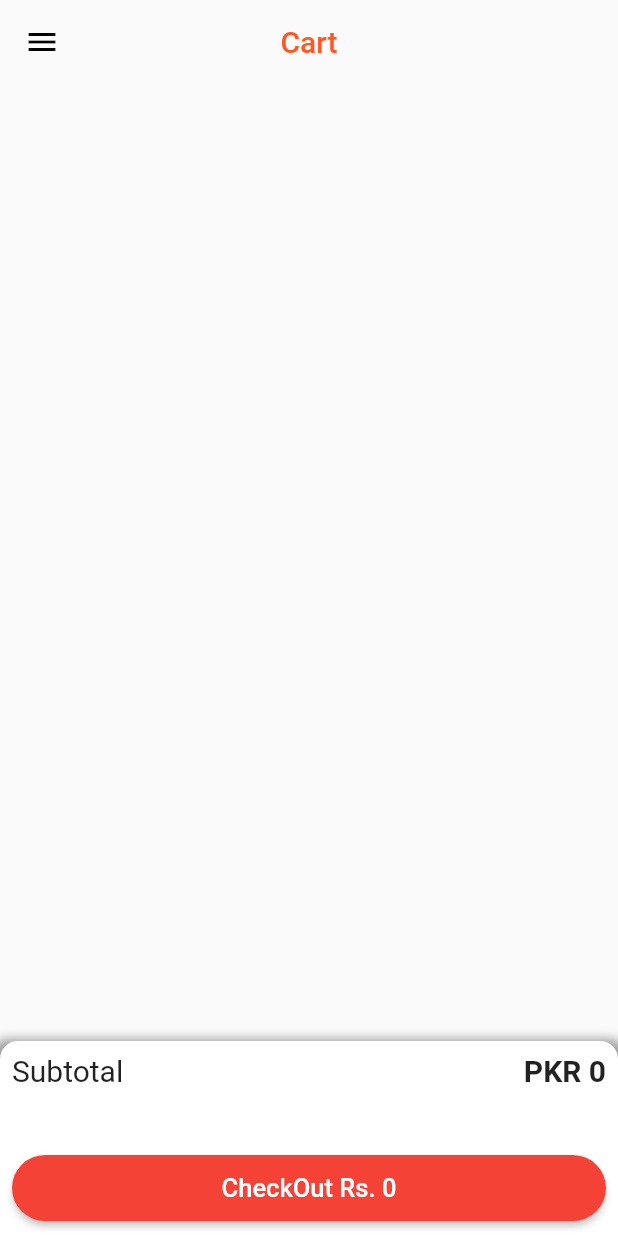
After one commit to aliemranjazib-zz/sahoolatbazar, a Flutter app: the CartPage screen opened directly, on a phone screen of 412 x 824 dp. The commit adds this screen. Run offline on Flutter 3.47's test engine with Material 2 defaults, Android fonts, the phone set to English and light mode, and no system bars; our stand-ins replace cloud_firestore, firebase_auth, firebase_core, firebase_storage, flutter_screenutil, fluttertoast and 2 more; accounts and stored records are empty.

Commit message:
till checkout

```diff
--- /dev/null
+++ b/lib/cart/cart_page.dart
@@ -0,0 +1,211 @@
+import 'package:cloud_firestore/cloud_firestore.dart';
+import 'package:flutter/cupertino.dart';
+import 'package:flutter/material.dart';
+import 'package:get/get.dart';
+import 'package:sahoolar_bazar/checkout/choeckout_page.dart';
+import 'package:sahoolar_bazar/components/mydrawer.dart';
+import 'package:sahoolar_bazar/userpages/profile_page.dart';
+
+class CartPage extends StatefulWidget {
+  @override
+  State<CartPage> createState() => _CartPageState();
+}
+
+class _CartPageState extends State<CartPage> {
+  var totalprice = 0;
+
+  int p = 0;
+
+  CollectionReference db = FirebaseFirestore.instance.collection('cart');
+
+  delete(String id) {
+    db.doc(id).delete().then((value) {
+      Get.snackbar("success", "successfully deleted");
+    });
+  }
+
+  sum() async {
+    await db.get().then((value) {
+      value.docs.forEach((e) {
+        print(e['price']);
+        setState(() {
+          p = e['price'] + p;
+        });
+
+        print(p);
+      });
+    });
+  }
+
+  @override
+  void initState() {
+    // TODO: implement initState
+    super.initState();
+    sum();
+  }
+
+  @override
+  Widget build(BuildContext context) {
+    // print("kkk ${sum()}");
+
+    return Scaffold(
+      drawer: MyDrawer(),
+      appBar: AppBar(
+        centerTitle: true,
+        elevation: 0.0,
+        backgroundColor: Colors.transparent,
+        iconTheme: IconThemeData(
+          color: Colors.black,
+        ),
+        title: Text(
+          "Cart",
+          style: TextStyle(
+            color: Colors.deepOrange,
+          ),
+        ),
+      ),
+      body: Column(
+        children: [
+          Expanded(
+            child: StreamBuilder(
+              stream: FirebaseFirestore.instance.collection('cart').snapshots(),
+              builder: (BuildContext context,
+                  AsyncSnapshot<QuerySnapshot> snapshot) {
+                if (snapshot.hasError) {
+                  return Text("Something went wrong");
+                }
+
+                if (!snapshot.hasData) {
+                  return Center(child: CircularProgressIndicator());
+                }
+                final data = snapshot.data.docs;
+                return ListView.builder(
+                  itemCount: data.length,
+                  itemBuilder: (BuildContext context, int index) {
+                    print(totalprice);
+                    return Dismissible(
+                      key: UniqueKey(),
+                      onDismissed: (v) {
+                        db.doc(data[index].id).delete().then((value) {
+                          setState(() {
+                            p = p - data[index]['price'];
+                          });
+                          Get.snackbar("success", "successfully deleted");
+                        });
+                      },
+                      background: Icon(Icons.delete),
+                      child: Container(
+                        constraints: BoxConstraints(
+                            maxWidth: double.infinity, maxHeight: 150),
+                        child: Card(
+                          child: Row(
+                            children: [
+                              Image.network(
+                                data[index]['image'],
+                                height: 90,
+                                width: 90,
+                              ),
+                              Column(
+                                mainAxisAlignment: MainAxisAlignment.center,
+                                children: [
+                                  Text(
+                                    data[index]['title'],
+                                    style: TextStyle(
+                                      fontSize: 25,
+                                    ),
+                                  ),
+                                  Text(
+                                    "${data[index]['quanity']}",
+                                    style: TextStyle(
+                                      fontSize: 25,
+                                    ),
+                                  ),
+                                  Text(
+                                    "${data[index]['price']}",
+                                    style: TextStyle(
+                                      fontSize: 25,
+                                    ),
+                                  ),
+                                ],
+                              ),
+                            ],
+                          ),
+                        ),
+                      ),
+                    );
+                  },
+                );
+              },
+            ),
+          ),
+          Container(
+            height: 130,
+            decoration: BoxDecoration(
+              color: Colors.white,
+              borderRadius: BorderRadius.only(
+                topLeft: Radius.circular(12),
+                topRight: Radius.circular(12),
+              ),
+              boxShadow: [
+                BoxShadow(
+                  color: Colors.grey,
+                  blurRadius: 5,
+                  spreadRadius: 6,
+                  offset: Offset(0, 5),
+                ),
+              ],
+            ),
+            child: Padding(
+              padding: const EdgeInsets.all(8.0),
+              child: Column(
+                mainAxisAlignment: MainAxisAlignment.spaceBetween,
+                children: [
+                  Row(
+                    mainAxisAlignment: MainAxisAlignment.spaceBetween,
+                    children: [
+                      Text('Subtotal', style: TextStyle(fontSize: 20)),
+                      Text("PKR $p",
+                          style: TextStyle(
+                              fontSize: 20, fontWeight: FontWeight.bold)),
+                    ],
+                  ),
+                  MaterialButton(
+                      minWidth: double.infinity,
+                      shape: StadiumBorder(),
+                      onPressed: () {
+                        //Get.to(CheckOutPage());
+                        var address;
+                        FirebaseFirestore.instance
+                            .collection('profile')
+                            .get()
+                            .then((QuerySnapshot querySnapshot) {
+                          querySnapshot.docs.forEach((doc) {
+                            print(doc['address']);
+                            if (doc['address'] != null) {
+                              return Get.to(CheckOutPage());
+                            } else {
+                              return Get.to(ProfilePage());
+                            }
+                          });
+                        });
+                      },
+                      color: Colors.red,
+                      child: Padding(
+                        padding: const EdgeInsets.all(12.0),
+                        child: Text(
+                          "CheckOut Rs. $p",
+                          style: TextStyle(
+                            fontSize: 17,
+                            color: Colors.white,
+                          ),
+                        ),
+                      ))
+                ],
+              ),
+            ),
+          ),
+        ],
+      ),
+    );
+  }
+}
--- a/lib/main.dart
+++ b/lib/main.dart
@@ -1,7 +1,9 @@
 import 'package:firebase_core/firebase_core.dart';
 import 'package:flutter/material.dart';
 import 'package:flutter_screenutil/flutter_screenutil.dart';
+import 'package:get/get_navigation/src/root/get_material_app.dart';
 import 'package:sahoolar_bazar/userpages/homepage.dart';
+import 'package:sahoolar_bazar/userpages/profile_page.dart';
 import 'package:sahoolar_bazar/userpages/splashScreen.dart';
 
 void main() async {
@@ -16,7 +18,7 @@ class MyApp extends StatelessWidget {
   Widget build(BuildContext context) {
     return ScreenUtilInit(
       designSize: Size(360, 690),
-      builder: () => MaterialApp(
+      builder: () => GetMaterialApp(
         debugShowCheckedModeBanner: false,
         title: 'Flutter Demo',
         theme: ThemeData(
--- a/pubspec.yaml
+++ b/pubspec.yaml
@@ -21,6 +21,7 @@ dependencies:
   image_picker:
   firebase_storage: ^10.0.4
   flutter_screenutil: ^5.0.0+2
+  get: ^4.3.8
 
 dev_dependencies:
   flutter_test:
```
Also changed, not shown: lib/checkout/choeckout_page.dart (added, +134 -0 lines), lib/userpages/productspages/detailproductpage.dart (+34 -1 lines), lib/userpages/profile_page.dart (added, +248 -0 lines), pubspec.lock.
